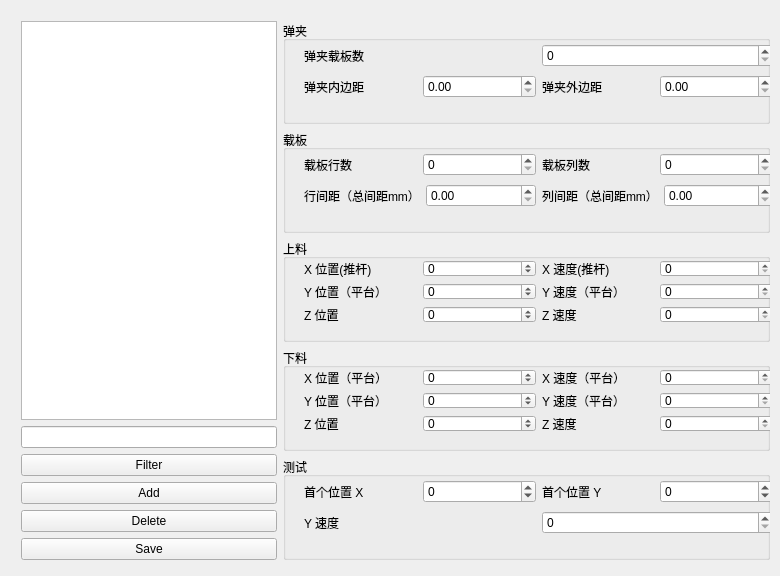
Qt form AOI/widconfig.ui (qiquanFeng/AOI) before a commit.
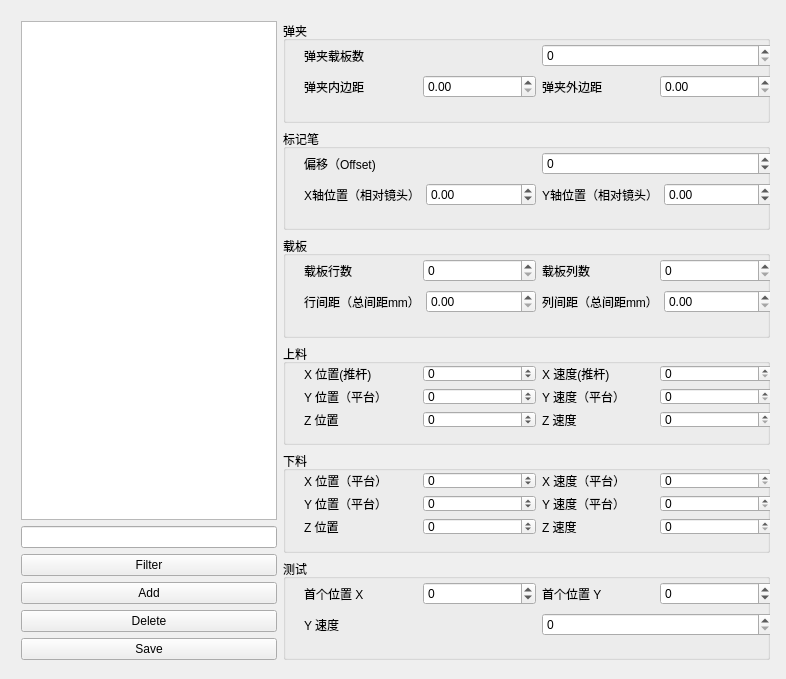
The same form after that commit.

```diff
--- a/AOI/widconfig.ui
+++ b/AOI/widconfig.ui
@@ -6,8 +6,8 @@
    <rect>
     <x>0</x>
     <y>0</y>
-    <width>780</width>
-    <height>576</height>
+    <width>786</width>
+    <height>679</height>
    </rect>
   </property>
   <property name="windowTitle">
@@ -19,7 +19,7 @@
      <x>10</x>
      <y>10</y>
      <width>771</width>
-     <height>561</height>
+     <height>661</height>
     </rect>
    </property>
    <layout class="QHBoxLayout" name="horizontalLayout" stretch="0,20">
@@ -120,6 +120,84 @@
         </widget>
        </widget>
       </item>
+      <item>
+       <widget class="QGroupBox" name="groupBox_6">
+        <property name="title">
+         <string>标记笔</string>
+        </property>
+        <widget class="QWidget" name="verticalLayoutWidget_7">
+         <property name="geometry">
+          <rect>
+           <x>10</x>
+           <y>10</y>
+           <width>491</width>
+           <height>80</height>
+          </rect>
+         </property>
+         <layout class="QVBoxLayout" name="verticalLayout_11">
+          <item>
+           <layout class="QHBoxLayout" name="horizontalLayout_20">
+            <item>
+             <widget class="QLabel" name="label_32">
+              <property name="text">
+               <string>偏移（Offset)</string>
+              </property>
+             </widget>
+            </item>
+            <item>
+             <widget class="QSpinBox" name="pen_offset">
+              <property name="minimum">
+               <number>-3000000</number>
+              </property>
+              <property name="maximum">
+               <number>3000000</number>
+              </property>
+             </widget>
+            </item>
+           </layout>
+          </item>
+          <item>
+           <layout class="QHBoxLayout" name="horizontalLayout_21">
+            <item>
+             <widget class="QLabel" name="label_33">
+              <property name="text">
+               <string>X轴位置（相对镜头）</string>
+              </property>
+             </widget>
+            </item>
+            <item>
+             <widget class="QDoubleSpinBox" name="pen_X">
+              <property name="minimum">
+               <double>-3000000.000000000000000</double>
+              </property>
+              <property name="maximum">
+               <double>3000000.000000000000000</double>
+              </property>
+             </widget>
+            </item>
+            <item>
+             <widget class="QLabel" name="label_34">
+              <property name="text">
+               <string>Y轴位置（相对镜头）</string>
+              </property>
+             </widget>
+            </item>
+            <item>
+             <widget class="QDoubleSpinBox" name="pen_Y">
+              <property name="minimum">
+               <double>-3000000.000000000000000</double>
+              </property>
+              <property name="maximum">
+               <double>3000000.000000000000000</double>
+              </property>
+             </widget>
+            </item>
+           </layout>
+          </item>
+         </layout>
+        </widget>
+       </widget>
+      </item>
       <item>
        <widget class="QGroupBox" name="groupBox_2">
         <property name="title">
```
